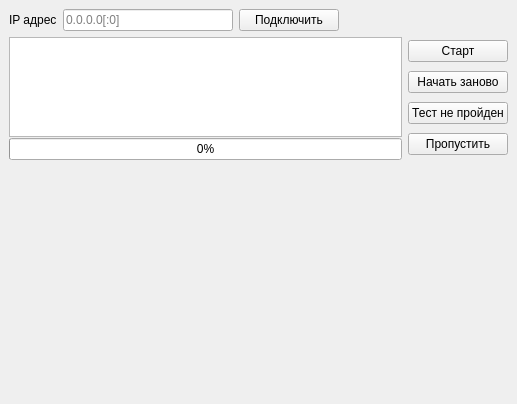
timerke/pyvac_test, file gui/main_window.ui: the form before one commit.
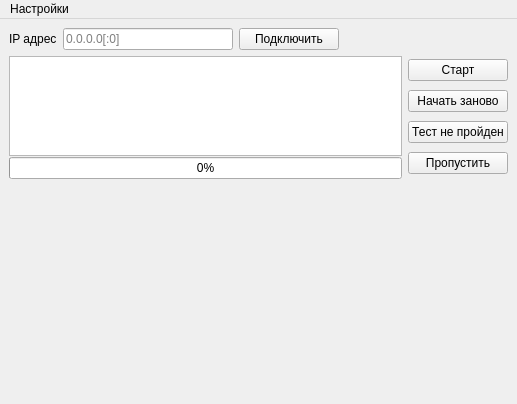
The form after the commit.

Patch:
```diff
--- a/gui/main_window.ui
+++ b/gui/main_window.ui
@@ -15,6 +15,18 @@
   </property>
   <widget class="QWidget" name="centralwidget">
    <layout class="QVBoxLayout" name="verticalLayout_3">
+    <property name="leftMargin">
+     <number>9</number>
+    </property>
+    <property name="topMargin">
+     <number>9</number>
+    </property>
+    <property name="rightMargin">
+     <number>9</number>
+    </property>
+    <property name="bottomMargin">
+     <number>9</number>
+    </property>
     <item>
      <layout class="QHBoxLayout" name="horizontal_layout">
       <item>
@@ -218,6 +230,14 @@
      <height>21</height>
     </rect>
    </property>
+   <widget class="QMenu" name="menu">
+    <property name="title">
+     <string>Настройки</string>
+    </property>
+    <addaction name="action_test_settings"/>
+    <addaction name="action_default_values"/>
+   </widget>
+   <addaction name="menu"/>
   </widget>
  </widget>
  <resources/>
```
Left out of the diff: 12 changed lines with no effect on the pictures.
